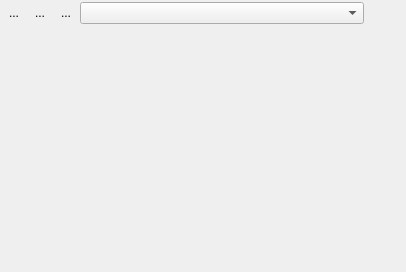
Before: the Qt Designer form timeseriesviewer/ui/mapviewdockV2.ui in jakimowb/eo-time-series-viewer, drawn with Qt 5.
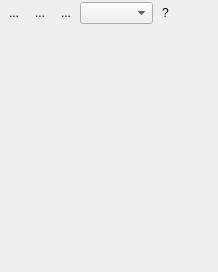
After: the same form once the commit is applied. Icons and pictures are not drawn.

Commit message: mapvisualization: added highlighting of dates and map views

```diff
--- a/timeseriesviewer/ui/mapviewdockV2.ui
+++ b/timeseriesviewer/ui/mapviewdockV2.ui
@@ -6,7 +6,7 @@
    <rect>
     <x>0</x>
     <y>0</y>
-    <width>406</width>
+    <width>218</width>
     <height>272</height>
    </rect>
   </property>
@@ -148,6 +148,16 @@
          </property>
         </widget>
        </item>
+       <item>
+        <widget class="QToolButton" name="btnHighlightMapView">
+         <property name="text">
+          <string>?</string>
+         </property>
+         <property name="autoRaise">
+          <bool>true</bool>
+         </property>
+        </widget>
+       </item>
        <item>
         <spacer name="horizontalSpacer">
          <property name="orientation">
```
Left out of the diff: 38 changed lines with no effect on the pictures. The commit also changes 83 other files.
